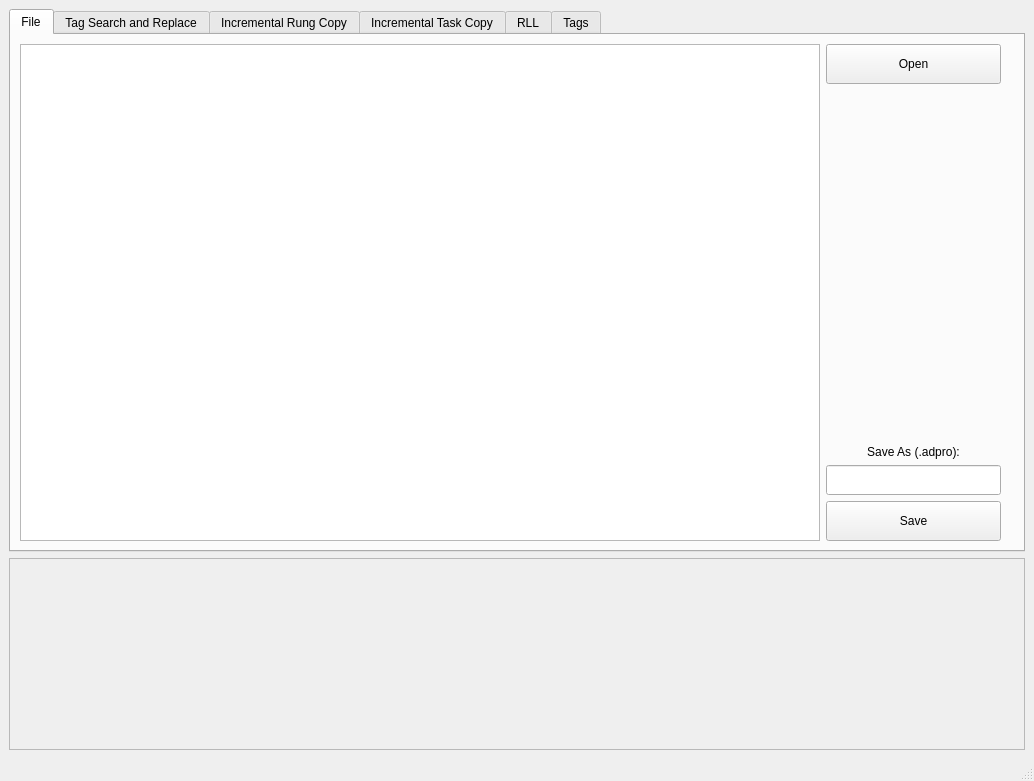
Old version of the form toolkitUI.ui in the repository strantor/psuitetoolkit.
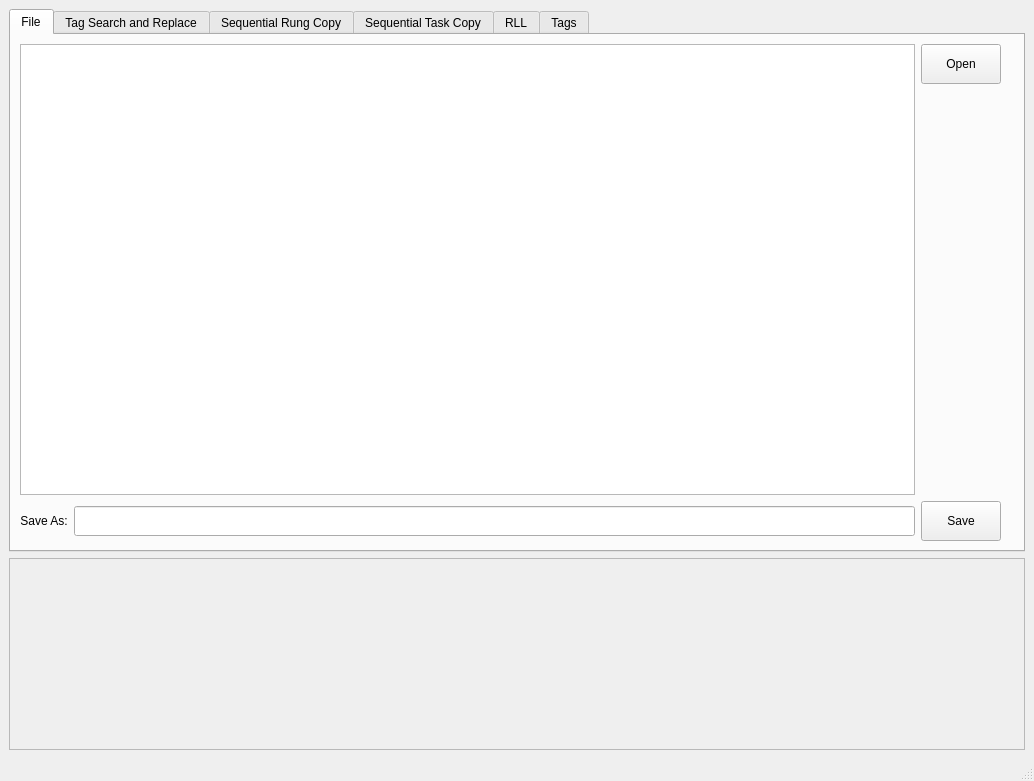
New version of the form. The open tabs and pages were chosen to show the change.

Commit message: Sequential rung copy fully integrated into the GUI, but array search/replace still is command line only

```diff
--- a/toolkitUI.ui
+++ b/toolkitUI.ui
@@ -52,7 +52,9 @@
        <attribute name="title">
         <string>File</string>
        </attribute>
-       <layout class="QGridLayout" name="gridLayout_4">
+       <layout class="QGridLayout" name="gridLayout_15">
+        <item row="0" column="0">
+         <layout class="QGridLayout" name="gridLayout_7">
         <item row="0" column="0">
          <widget class="QTreeView" name="treeView">
           <property name="minimumSize">
@@ -64,7 +66,7 @@
          </widget>
         </item>
         <item row="0" column="1">
-         <layout class="QGridLayout" name="gridLayout_3">
+           <layout class="QGridLayout" name="gridLayout_4">
           <item row="0" column="0">
            <widget class="QPushButton" name="pushButton_3">
             <property name="minimumSize">
@@ -97,17 +99,30 @@
             </property>
            </spacer>
           </item>
-          <item row="2" column="0">
+           </layout>
+          </item>
+         </layout>
+        </item>
+        <item row="0" column="1">
+         <widget class="QLabel" name="label_8">
+          <property name="text">
+           <string/>
+          </property>
+         </widget>
+        </item>
+        <item row="1" column="0">
+         <layout class="QGridLayout" name="gridLayout_3">
+          <item row="0" column="0">
            <widget class="QLabel" name="label_7">
             <property name="text">
-             <string>Save As (.adpro):</string>
+             <string>Save As:</string>
             </property>
             <property name="alignment">
              <set>Qt::AlignCenter</set>
             </property>
            </widget>
           </item>
-          <item row="3" column="0">
+          <item row="0" column="1">
            <widget class="QLineEdit" name="lineEdit_2">
             <property name="minimumSize">
              <size>
@@ -123,7 +138,7 @@
             </property>
            </widget>
           </item>
-          <item row="4" column="0">
+          <item row="0" column="2">
            <widget class="QPushButton" name="pushButton_5">
             <property name="minimumSize">
              <size>
@@ -144,13 +159,6 @@
           </item>
          </layout>
         </item>
-        <item row="0" column="2">
-         <widget class="QLabel" name="label_8">
-          <property name="text">
-           <string/>
-          </property>
-         </widget>
-        </item>
        </layout>
       </widget>
       <widget class="QWidget" name="tab_2">
@@ -280,7 +288,7 @@
       </widget>
       <widget class="QWidget" name="tab_4">
        <attribute name="title">
-        <string>Incremental Rung Copy</string>
+        <string>Sequential Rung Copy</string>
        </attribute>
        <layout class="QGridLayout" name="gridLayout_14">
         <item row="0" column="0">
@@ -343,7 +351,7 @@
       </widget>
       <widget class="QWidget" name="tab_5">
        <attribute name="title">
-        <string>Incremental Task Copy</string>
+        <string>Sequential Task Copy</string>
        </attribute>
        <widget class="QLabel" name="label_4">
         <property name="geometry">
```
Left out of the diff: 4 changed lines with no effect on the pictures. Lines whose indentation alone changed are shown as unchanged. The commit also changes 5 other files.
